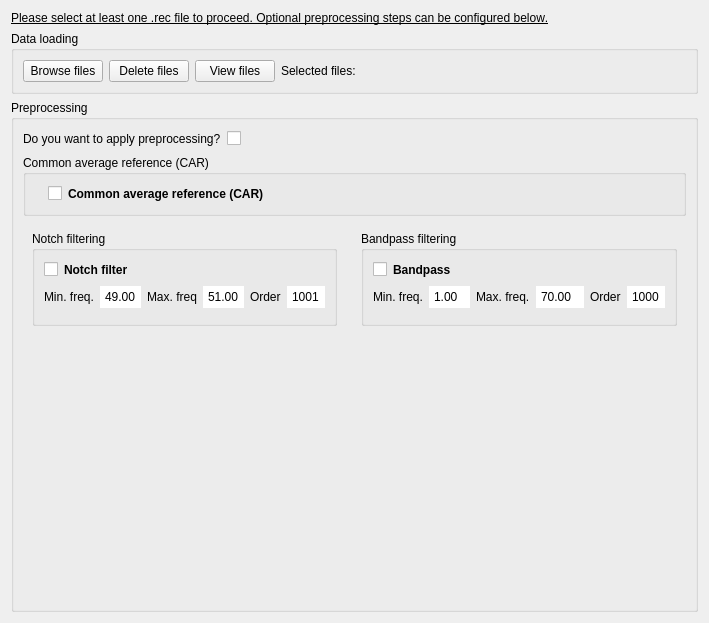
The window that preprocessing_modificated.ui (medusabci/medusa-analyzer) describes before a commit, drawn with Qt 5.
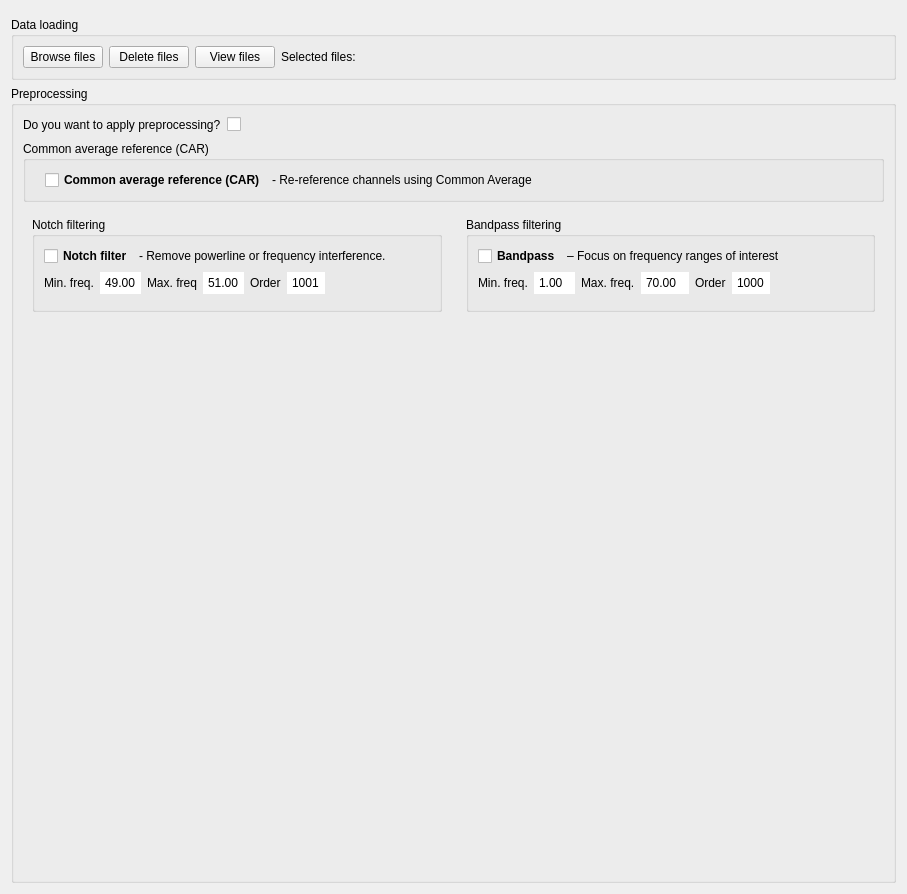
The same window after the commit.

Commit message: Changes in filter profile plots. Included MEDUSA-Analyzer title and BrowseText.

Patch:
```diff
--- a/preprocessing_modificated.ui
+++ b/preprocessing_modificated.ui
@@ -6,8 +6,8 @@
    <rect>
     <x>0</x>
     <y>0</y>
-    <width>651</width>
-    <height>623</height>
+    <width>907</width>
+    <height>894</height>
    </rect>
   </property>
   <property name="windowTitle">
@@ -15,20 +15,12 @@
   </property>
   <layout class="QVBoxLayout" name="verticalLayout_3">
    <item>
-    <widget class="QLabel" name="label_2">
-     <property name="font">
-      <font>
-       <pointsize>9</pointsize>
-       <weight>50</weight>
-       <italic>false</italic>
-       <bold>false</bold>
-       <underline>true</underline>
-       <strikeout>false</strikeout>
-       <kerning>false</kerning>
-      </font>
+    <widget class="QFrame" name="topContentWidget">
+     <property name="frameShape">
+      <enum>QFrame::StyledPanel</enum>
      </property>
-     <property name="text">
-      <string>Please select at least one .rec file to proceed. Optional preprocessing steps can be configured below.</string>
+     <property name="frameShadow">
+      <enum>QFrame::Raised</enum>
      </property>
     </widget>
    </item>
@@ -143,7 +135,7 @@
         <property name="title">
          <string>Common average reference (CAR)</string>
         </property>
-        <layout class="QVBoxLayout" name="verticalLayout_6">
+        <layout class="QHBoxLayout" name="horizontalLayout_7">
          <item>
           <layout class="QHBoxLayout" name="CAR_filtering">
            <item>
@@ -161,13 +153,6 @@
            </item>
            <item>
             <widget class="QCheckBox" name="carCBox">
-             <property name="text">
-              <string/>
-             </property>
-            </widget>
-           </item>
-           <item>
-            <widget class="QLabel" name="carLabel">
              <property name="font">
               <font>
                <weight>75</weight>
@@ -179,6 +164,32 @@
              </property>
             </widget>
            </item>
+           <item>
+            <widget class="QLabel" name="carLabel">
+             <property name="font">
+              <font>
+               <weight>50</weight>
+               <bold>false</bold>
+              </font>
+             </property>
+             <property name="text">
+              <string>- Re-reference channels using Common Average</string>
+             </property>
+            </widget>
+           </item>
+           <item>
+            <spacer name="horizontalSpacer_39">
+             <property name="orientation">
+              <enum>Qt::Horizontal</enum>
+             </property>
+             <property name="sizeHint" stdset="0">
+              <size>
+               <width>40</width>
+               <height>20</height>
+              </size>
+             </property>
+            </spacer>
+           </item>
            <item>
             <spacer name="horizontalSpacer_36">
              <property name="orientation">
@@ -192,6 +203,19 @@
              </property>
             </spacer>
            </item>
+           <item>
+            <spacer name="horizontalSpacer_38">
+             <property name="orientation">
+              <enum>Qt::Horizontal</enum>
+             </property>
+             <property name="sizeHint" stdset="0">
+              <size>
+               <width>40</width>
+               <height>20</height>
+              </size>
+             </property>
+            </spacer>
+           </item>
            <item>
             <spacer name="horizontalSpacer_37">
              <property name="orientation">
@@ -610,18 +634,11 @@
              <property name="title">
               <string>Notch filtering</string>
              </property>
-             <layout class="QVBoxLayout" name="verticalLayout_7">
+             <layout class="QVBoxLayout" name="verticalLayout_6">
               <item>
                <layout class="QHBoxLayout" name="horizontalLayout_3">
                 <item>
                  <widget class="QCheckBox" name="notchCBox">
-                  <property name="text">
-                   <string/>
-                  </property>
-                 </widget>
-                </item>
-                <item>
-                 <widget class="QLabel" name="notchfilterLabel">
                   <property name="font">
                    <font>
                     <weight>75</weight>
@@ -633,6 +650,19 @@
                   </property>
                  </widget>
                 </item>
+                <item>
+                 <widget class="QLabel" name="notchfilterLabel">
+                  <property name="font">
+                   <font>
+                    <weight>50</weight>
+                    <bold>false</bold>
+                   </font>
+                  </property>
+                  <property name="text">
+                   <string>- Remove powerline or frequency interference.</string>
+                  </property>
+                 </widget>
+                </item>
                 <item>
                  <spacer name="horizontalSpacer_8">
                   <property name="orientation">
@@ -732,6 +762,19 @@
                   </property>
                  </widget>
                 </item>
+                <item>
+                 <spacer name="horizontalSpacer_40">
+                  <property name="orientation">
+                   <enum>Qt::Horizontal</enum>
+                  </property>
+                  <property name="sizeHint" stdset="0">
+                   <size>
+                    <width>40</width>
+                    <height>20</height>
+                   </size>
+                  </property>
+                 </spacer>
+                </item>
                </layout>
               </item>
               <item>
@@ -751,18 +794,11 @@
              <property name="title">
               <string>Bandpass filtering</string>
              </property>
-             <layout class="QVBoxLayout" name="verticalLayout_8">
+             <layout class="QVBoxLayout" name="verticalLayout_7">
               <item>
                <layout class="QHBoxLayout" name="horizontalLayout_5">
                 <item>
                  <widget class="QCheckBox" name="bpCBox">
-                  <property name="text">
-                   <string/>
-                  </property>
-                 </widget>
-                </item>
-                <item>
-                 <widget class="QLabel" name="bpLabel">
                   <property name="font">
                    <font>
                     <weight>75</weight>
@@ -774,6 +810,19 @@
                   </property>
                  </widget>
                 </item>
+                <item>
+                 <widget class="QLabel" name="bpLabel">
+                  <property name="font">
+                   <font>
+                    <weight>50</weight>
+                    <bold>false</bold>
+                   </font>
+                  </property>
+                  <property name="text">
+                   <string>– Focus on frequency ranges of interest</string>
+                  </property>
+                 </widget>
+                </item>
                 <item>
                  <spacer name="horizontalSpacer_2">
                   <property name="orientation">
@@ -872,6 +921,19 @@
                   </property>
                  </widget>
                 </item>
+                <item>
+                 <spacer name="horizontalSpacer_41">
+                  <property name="orientation">
+                   <enum>Qt::Horizontal</enum>
+                  </property>
+                  <property name="sizeHint" stdset="0">
+                   <size>
+                    <width>40</width>
+                    <height>20</height>
+                   </size>
+                  </property>
+                 </spacer>
+                </item>
                </layout>
               </item>
               <item>
```
The commit also changes 1 other file.
